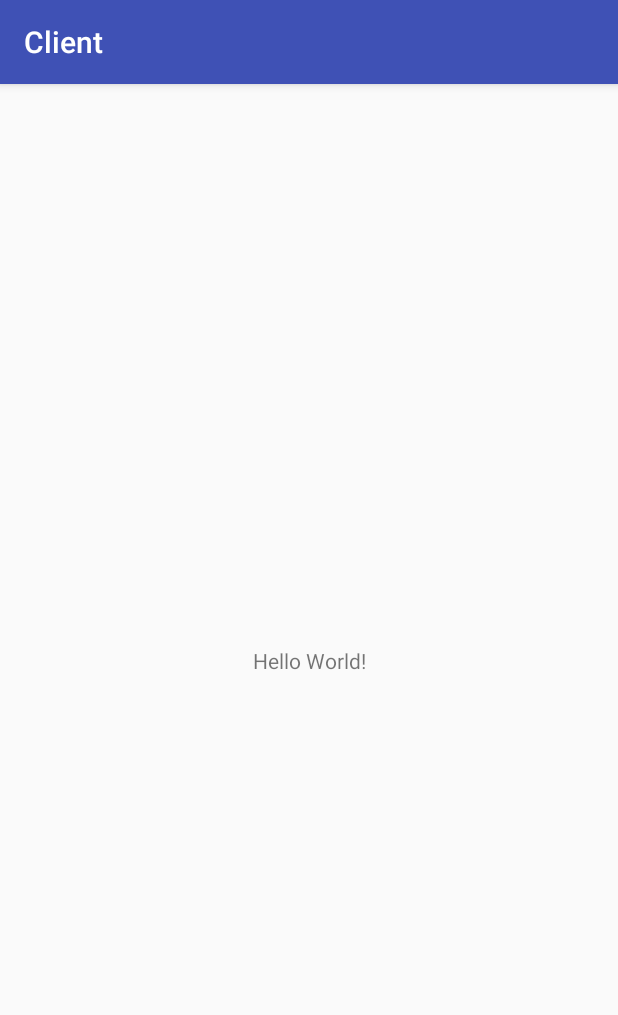
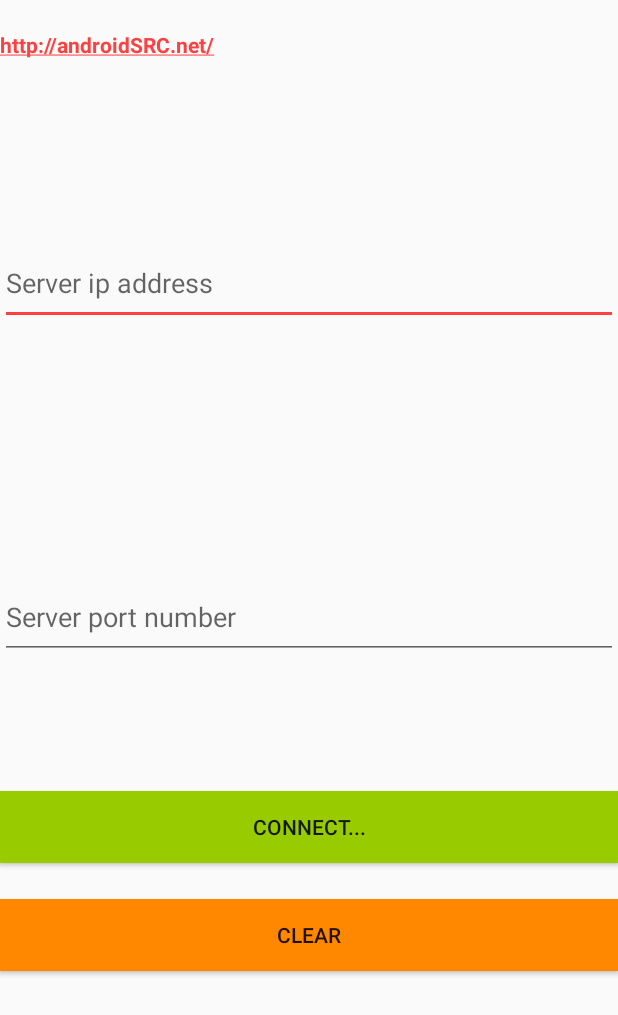
Before and after one commit to ICMC/Client-Server-Voting-App, an Android app: the screen it shows after launch (MainActivity), on a phone screen of 412 x 824 dp. Shown: the top 1015 px of the screen. Run offline under Robolectric (Android 15) with nearby library versions, the phone set to English and light mode, and no system bars.

Commit message:
fixing layout of the application

```diff
--- a/app/src/main/java/com/example/profa/client/MainActivity.java
+++ b/app/src/main/java/com/example/profa/client/MainActivity.java
@@ -3,11 +3,47 @@ package com.example.profa.client;
 import android.support.v7.app.AppCompatActivity;
 import android.os.Bundle;
 
-public class MainActivity extends AppCompatActivity {
+import android.app.Activity;
+import android.view.View;
+import android.view.View.OnClickListener;
+import android.widget.Button;
+import android.widget.EditText;
+import android.widget.TextView;
+
+public class MainActivity extends Activity {
+
+    TextView response;
+    EditText editTextAddress, editTextPort;
+    Button buttonConnect, buttonClear;
 
     @Override
     protected void onCreate(Bundle savedInstanceState) {
         super.onCreate(savedInstanceState);
         setContentView(R.layout.activity_main);
+
+        editTextAddress = (EditText) findViewById(R.id.addressEditText);
+        editTextPort = (EditText) findViewById(R.id.portEditText);
+        buttonConnect = (Button) findViewById(R.id.connectButton);
+        buttonClear = (Button) findViewById(R.id.clearButton);
+        response = (TextView) findViewById(R.id.responseTextView);
+
+        buttonConnect.setOnClickListener(new OnClickListener() {
+
+            @Override
+            public void onClick(View arg0) {
+                Cliente myCliente = new Cliente(editTextAddress.getText()
+                        .toString(), Integer.parseInt(editTextPort
+                        .getText().toString()), response);
+                myCliente.execute();
+            }
+        });
+
+        buttonClear.setOnClickListener(new OnClickListener() {
+
+            @Override
+            public void onClick(View v) {
+                response.setText("");
+            }
+        });
     }
 }
--- a/app/src/main/res/layout/activity_main.xml
+++ b/app/src/main/res/layout/activity_main.xml
@@ -1,5 +1,5 @@
 <?xml version="1.0" encoding="utf-8"?>
-<android.support.constraint.ConstraintLayout xmlns:android="http://schemas.android.com/apk/res/android"
+<RelativeLayout xmlns:android="http://schemas.android.com/apk/res/android"
     xmlns:app="http://schemas.android.com/apk/res-auto"
     xmlns:tools="http://schemas.android.com/tools"
     android:layout_width="match_parent"
@@ -9,10 +9,60 @@
     <TextView
         android:layout_width="wrap_content"
         android:layout_height="wrap_content"
-        android:text="Hello World!"
-        app:layout_constraintBottom_toBottomOf="parent"
-        app:layout_constraintLeft_toLeftOf="parent"
-        app:layout_constraintRight_toRightOf="parent"
-        app:layout_constraintTop_toTopOf="parent" />
+        android:layout_gravity="center_horizontal"
+        android:layout_marginTop="20dp"
+        android:layout_marginBottom="20dp"
+        android:autoLink="web"
+        android:text="http://androidSRC.net/"
+        android:textStyle="bold"
+        android:id="@+id/textView" />
 
-</android.support.constraint.ConstraintLayout>
+    <Button
+        android:id="@+id/connectButton"
+        android:layout_width="wrap_content"
+        android:layout_height="wrap_content"
+        android:layout_alignParentEnd="true"
+        android:layout_alignParentRight="true"
+        android:layout_below="@+id/portEditText"
+        android:layout_marginTop="88dp"
+        android:layout_toRightOf="@+id/responseTextView"
+        android:background="@android:color/holo_green_light"
+        android:text="Connect..." />
+
+    <Button
+        android:id="@+id/clearButton"
+        style="@style/Widget.AppCompat.Button"
+        android:layout_width="match_parent"
+        android:layout_height="wrap_content"
+        android:layout_below="@+id/connectButton"
+        android:layout_marginTop="24dp"
+        android:layout_toEndOf="@+id/responseTextView"
+        android:layout_toRightOf="@+id/responseTextView"
+        android:background="@android:color/holo_orange_dark"
+        android:text="Clear" />
+
+    <TextView
+        android:id="@+id/responseTextView"
+        android:layout_width="wrap_content"
+        android:layout_height="wrap_content" />
+
+    <EditText
+        android:id="@+id/addressEditText"
+        android:layout_width="match_parent"
+        android:layout_height="55dp"
+        android:hint="Server ip address"
+        android:layout_below="@+id/textView"
+        android:layout_alignParentLeft="true"
+        android:layout_alignParentStart="true"
+        android:layout_marginTop="102dp" />
+
+    <EditText
+        android:id="@+id/portEditText"
+        android:layout_width="match_parent"
+        android:layout_height="55dp"
+        android:hint="Server port number"
+        android:layout_centerVertical="true"
+        android:layout_toRightOf="@+id/responseTextView"
+        android:layout_toEndOf="@+id/responseTextView" />
+
+</RelativeLayout>
--- a/app/src/main/res/values/colors.xml
+++ b/app/src/main/res/values/colors.xml
@@ -1,6 +1,6 @@
 <?xml version="1.0" encoding="utf-8"?>
 <resources>
-    <color name="colorPrimary">#3F51B5</color>
-    <color name="colorPrimaryDark">#303F9F</color>
-    <color name="colorAccent">#FF4081</color>
+    <color name="colorPrimary">#fff540</color>
+    <color name="colorPrimaryDark">#ebe24b</color>
+    <color name="colorAccent">#ff4040</color>
 </resources>
```
Also changed, not shown: app/src/main/java/com/example/profa/client/Cliente.java (added, +81 -0 lines).
